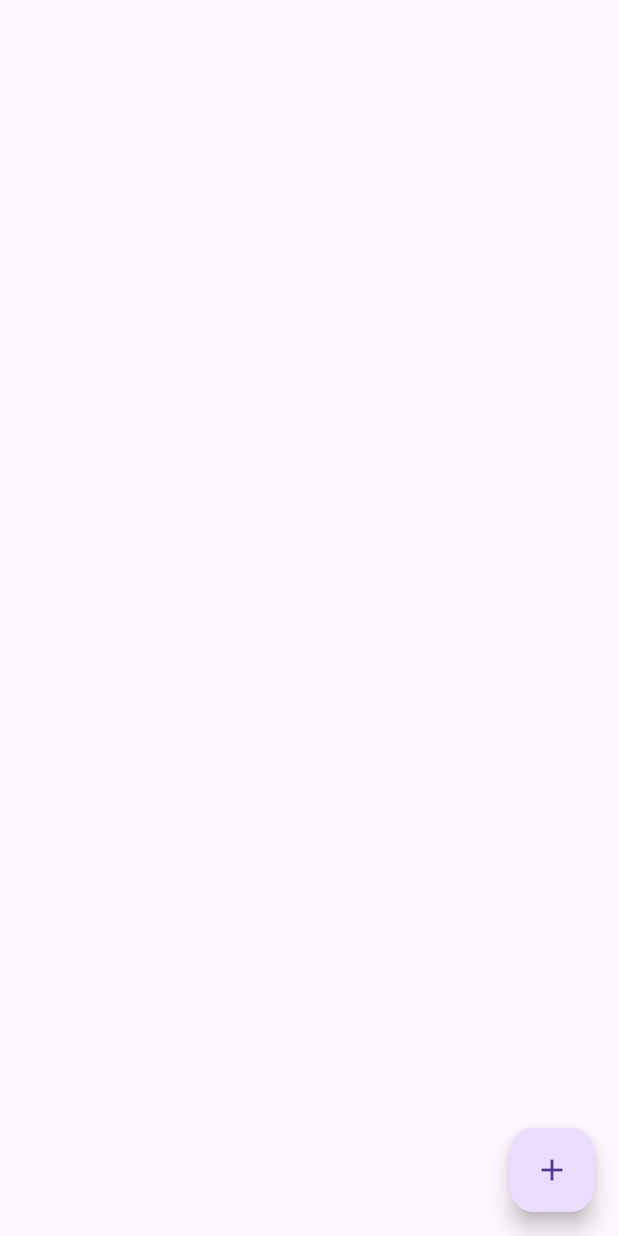
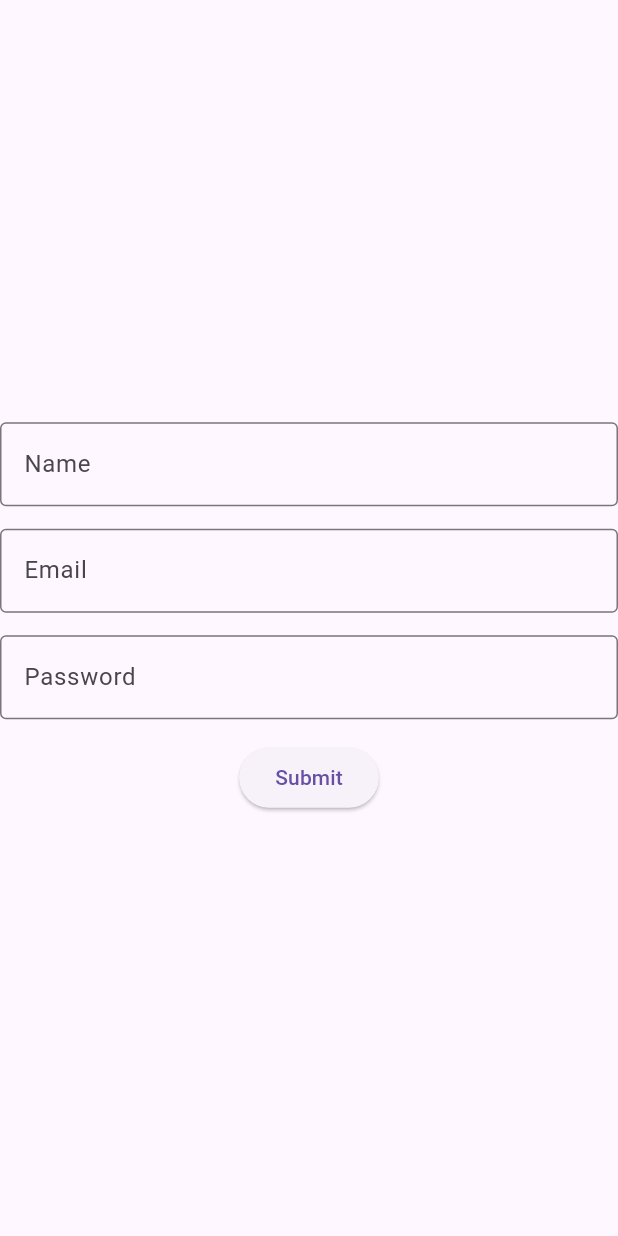
Before and after one commit to amalsreekumar742-cell/provider_product, a Flutter app: the screen it shows after launch, on a phone screen of 412 x 824 dp. Run offline on Flutter 3.47's test engine with Material 3 defaults, Android fonts, the phone set to English and light mode, and no system bars; our stand-ins replace cloud_firestore, dartz, firebase_auth, firebase_core, freezed_annotation, get_it and 1 more; accounts and stored records are empty.

Commit message:
third commit

```diff
--- /dev/null
+++ b/lib/features/auth/data/model/signupmodel.dart
@@ -0,0 +1,41 @@
+// ignore_for_file: public_member_api_docs, sort_constructors_first
+
+class Signupmodel {
+  String? email;
+  String? id;
+  String? name;
+  Signupmodel({
+    this.email,
+    this.id,
+    this.name,
+  });
+
+  Signupmodel copyWith({
+    String? email,
+    String? password,
+    String? name,
+  }) {
+    return Signupmodel(
+      email: email ?? this.email,
+      id: password ?? id,
+      name: name ?? this.name,
+    );
+  }
+
+  Map<String, dynamic> toMap() {
+    return <String, dynamic>{
+      'email': email,
+      'id': id,
+      'name': name,
+    };
+  }
+
+  factory Signupmodel.fromMap(Map<String, dynamic> map) {
+    return Signupmodel(
+      email: map['email'] != null ? map['email'] as String : null,
+      id: map['id'] != null ? map['id'] as String : null,
+      name: map['name'] != null ? map['name'] as String : null,
+    );
+  }
+
+}
--- /dev/null
+++ b/lib/features/auth/presentation/provider/login_signup_provider.dart
@@ -0,0 +1,36 @@
+import 'package:demo1/features/auth/data/model/signupmodel.dart';
+import 'package:demo1/features/auth/repo/i_auth_impl.dart';
+import 'package:demo1/general/core/failures/main_failure.dart';
+import 'package:flutter/material.dart';
+
+class LoginSignupProvider extends ChangeNotifier {
+  final IAuthImpl repo;
+
+  LoginSignupProvider({required this.repo});
+
+  List<Signupmodel> sign = [];
+  bool isLoading = false;
+  MainFailure? error;
+
+  Future<void> signup(String email, String password, String name) async {
+    isLoading = true;
+    error = null;
+    notifyListeners();
+
+    final result = await repo.signupWithEmailPass(email, password, name);
+
+    result.fold(
+      (l) {
+        error = l;
+        isLoading = false;
+        notifyListeners();
+      },
+      (signupModel) {
+        // signupModel is a Signupmodel object
+        sign.add(signupModel);   // ✔ FIXED
+        isLoading = false;
+        notifyListeners();
+      },
+    );
+  }
+}
--- /dev/null
+++ b/lib/features/auth/presentation/view/signup.dart
@@ -0,0 +1,100 @@
+import 'package:demo1/features/auth/presentation/provider/login_signup_provider.dart';
+import 'package:demo1/general/helpers/formvalidations.dart';
+import 'package:flutter/material.dart';
+import 'package:provider/provider.dart';
+
+class Signup1 extends StatefulWidget {
+  const Signup1({super.key});
+
+  @override
+  State<Signup1> createState() => _Signup1State();
+}
+
+class _Signup1State extends State<Signup1> {
+
+  TextEditingController namecon=TextEditingController();
+  TextEditingController emailcon=TextEditingController();
+  TextEditingController passwordcon=TextEditingController();
+  GlobalKey<FormState> globalKey=GlobalKey<FormState>();
+  @override
+  Widget build(BuildContext context) {
+    return Scaffold(
+      body: Form(
+        key: globalKey,
+        child: Column(mainAxisAlignment: MainAxisAlignment.center,
+          children: [
+
+
+            TextFormField(
+              controller: namecon,
+              validator: (value) => FormFieldValidators.required(value),
+              decoration: InputDecoration(
+                hintText: "Enter the name",
+                label: Text("Name"),
+                border: OutlineInputBorder(),
+
+
+              ),
+            ),
+
+            SizedBox(height: 15,),
+             TextFormField(
+              controller: emailcon,
+              validator: (value) => FormFieldValidators.email(value),
+              decoration: InputDecoration(
+                hintText: "Enter the Your Email",
+                label: Text("Email"),
+                border: OutlineInputBorder()
+
+              ),
+            ),
+                        SizedBox(height: 15,),
+
+             TextFormField(
+              controller: passwordcon,
+              validator: (value) => FormFieldValidators.password(value),
+              decoration: InputDecoration(
+                hintText: "Enter your password",
+                label: Text("Password"),
+                border: OutlineInputBorder()
+
+              ),
+            ),
+                        SizedBox(height: 15,),
+
+
+
+            ElevatedButton(onPressed: (){
+             if(globalKey.currentState!.validate()){submit(context);}
+
+            }, child: Text("Submit"))
+
+
+          ],
+        ),
+      ),
+    );
+  }
+  void submit(BuildContext context) async {
+  final name = namecon.text.trim();
+  final email = emailcon.text.trim();
+  final password = passwordcon.text.trim();
+
+  if (name.isEmpty || email.isEmpty || password.isEmpty) {
+    return;
+  }
+
+  final provider = context.read<LoginSignupProvider>();
+
+  await provider.signup(email, password, name);
+
+  if (provider.error == null) {
+    Navigator.pop(context);
+  } else {
+    ScaffoldMessenger.of(context).showSnackBar(
+      SnackBar(content: Text(provider.error!.errMsg)),
+    );
+  }
+}
+
+}
--- /dev/null
+++ b/lib/features/auth/repo/auth_repo.dart
@@ -0,0 +1,6 @@
+import 'package:demo1/general/core/type_def.dart';
+
+abstract class AuthRepo {
+  FutureResult<void> signupWithEmailPass(String email, String password,String name);
+
+}
--- /dev/null
+++ b/lib/features/auth/repo/i_auth_impl.dart
@@ -0,0 +1,42 @@
+import 'package:cloud_firestore/cloud_firestore.dart';
+import 'package:dartz/dartz.dart';
+import 'package:demo1/features/auth/data/model/signupmodel.dart';
+import 'package:demo1/features/auth/repo/auth_repo.dart';
+import 'package:demo1/general/core/failures/main_failure.dart';
+import 'package:demo1/general/core/type_def.dart';
+import 'package:firebase_auth/firebase_auth.dart';
+import 'package:injectable/injectable.dart';
+@LazySingleton(as:AuthRepo )
+class IAuthImpl implements AuthRepo {
+    final FirebaseAuth _firebaseAuth;
+    final FirebaseFirestore _firestore;
+
+  IAuthImpl(this._firebaseAuth,this._firestore);
+@override
+FutureResult<Signupmodel> signupWithEmailPass(
+    String email, String password, String name) async {
+  try {
+    final UserCredential userCred =
+        await _firebaseAuth.createUserWithEmailAndPassword(
+      email: email.trim(),
+      password: password.trim(),
+    );
+
+    final String uid = userCred.user!.uid;
+
+    final newUser = Signupmodel(
+      id: uid,
+      email: email,
+      name: name,
+    );
+
+    await _firestore.collection('users').doc(uid).set(newUser.toMap());
+
+    return right(newUser);
+
+  } catch (e) {
+    return left(MainFailure.generalFailure(errMsg: e.toString()));
+  }
+}
+
+}
--- a/lib/features/products/data/model/products_model.dart
+++ b/lib/features/products/data/model/products_model.dart
@@ -1,3 +1,5 @@
+
+import 'package:cloud_firestore/cloud_firestore.dart';
 
 class ProductsModel {
   String? id;
@@ -5,6 +7,7 @@ class ProductsModel {
   String? description;
   double? price;
   double? offerPrice;
+  DateTime? createdAt;
 
   ProductsModel({
     this.id,
@@ -12,6 +15,7 @@ class ProductsModel {
     this.description,
     this.price,
     this.offerPrice,
+    this.createdAt,
   });
 
   ProductsModel copyWith({
@@ -20,6 +24,7 @@ class ProductsModel {
     String? description,
     double? price,
     double? offerPrice,
+    Timestamp? createdAt,
   }) {
     return ProductsModel(
       id: id ?? this.id,
@@ -27,7 +32,7 @@ class ProductsModel {
       description: description ?? this.description,
       price: price ?? this.price,
       offerPrice: offerPrice ?? this.offerPrice,
-    );
+      createdAt: createdAt != null ? createdAt.toDate() : this.createdAt,);
   }
 
   Map<String, dynamic> toMap() {
@@ -37,6 +42,7 @@ class ProductsModel {
       'description': description,
       'price': price,
       'offerPrice': offerPrice,
+      'createdAt': createdAt,
     };
   }
 
@@ -49,6 +55,7 @@ class ProductsModel {
       description: map['description'] != null ? map['description'] as String : null,
       price: map['price'] != null ? map['price'] as double : null,
       offerPrice: map['offerPrice'] != null ? map['offerPrice'] as double : null,
+      createdAt: map['createdAt'] != null ? map['createdAt'] as DateTime : DateTime.now(),
     );
   }
 
--- a/lib/features/products/repo/product_repo.dart
+++ b/lib/features/products/repo/product_repo.dart
@@ -1,53 +1,14 @@
-import 'package:cloud_firestore/cloud_firestore.dart';
-import 'package:dartz/dartz.dart';
-import 'package:demo1/features/products/data/model/products_model.dart';
-import 'package:demo1/general/failure.dart';
+ import 'package:demo1/features/products/data/model/products_model.dart';
+import 'package:demo1/general/core/type_def.dart';
 
-class ProductRepo {
-  final FirebaseFirestore db=FirebaseFirestore.instance;
+ abstract class ProductRepoImpl  {
+  //ADD PRODUCT
+  FutureResult<List<ProductsModel>> addProduct(ProductsModel product);
+  // FETCH PRODUCT
+  FutureResult<List<ProductsModel>> fetchProduct();
+  // Update Product
+  FutureResult<List<ProductsModel>> updateProduct(ProductsModel product);
+  // DELETE PRODUCT
+  FutureResult<void> deleteProduct(String id);
 
-   Future<Either<Failure,List<ProductsModel>>> getAllProducts() async {
-    try {
-    final snapshot=await db.collection('products').get();
-    final list=snapshot.docs.map((doc)=>ProductsModel.fromMap(doc.data()).copyWith(id: doc.id)).toList();
-
-    return right(list);
-
-    }
-
-    catch (e) {
-      return left(Failure(e.toString()));
-    }
-
-}
-  Future<Either<Failure, ProductsModel>>addProduct(ProductsModel product) async{
-  try {
-    final docid=db.collection('products').doc().id;
-    final model=product.copyWith(id: docid);
-    await db.collection('products').doc(docid).set(model.toMap());
-    return right(model);
-  } catch (e) {
-    return left(Failure(e.toString()));
-  }
-
-
-}
-
-
-Future<Either<Failure,ProductsModel>> updateProduct(ProductsModel product) async{
-  try{
-    await db.collection('products').doc(product.id).update(product.toMap());
-    return right(product);
-  } catch (e) {
-    return left(Failure(e.toString()));
-  }
-}
-
-Future<Either<Failure,bool>> deleteProduct(String id) async {
-  try {
-    await db.collection('products').doc(id).delete();
-    return right(true);
-  } catch (e) {
-return Left(Failure(e.toString())); }
-}
-}
+ }
--- /dev/null
+++ b/lib/general/core/failures/main_failure.dart
@@ -0,0 +1,24 @@
+import 'package:freezed_annotation/freezed_annotation.dart';
+
+part 'main_failure.freezed.dart';
+
+@freezed
+class MainFailure with _$MainFailure implements Exception {
+  const MainFailure._();
+
+  const factory MainFailure.firebaseFailure({
+    required String errMsg,
+  }) = _FirebaseFailure;
+
+  const factory MainFailure.serverFailure({
+    required String errMsg,
+  }) = _ServerFailure;
+
+  const factory MainFailure.generalFailure({
+    required String errMsg,
+  }) = _GeneralFailure;
+
+  const factory MainFailure.notFoundFailure({
+    required String errMsg,
+  }) = _NotFoundFailure;
+}
--- /dev/null
+++ b/lib/general/core/type_def.dart
@@ -0,0 +1,5 @@
+import 'package:dartz/dartz.dart';
+
+import '../core/failures/main_failure.dart';
+
+typedef FutureResult<T> = Future<Either<MainFailure, T>>;
--- a/lib/main.dart
+++ b/lib/main.dart
@@ -1,7 +1,12 @@
+import 'package:demo1/features/auth/presentation/provider/login_signup_provider.dart';
+import 'package:demo1/features/auth/presentation/view/signup.dart';
+import 'package:demo1/features/auth/repo/i_auth_impl.dart';
 import 'package:demo1/features/products/presentation/provider/product_provider.dart';
-import 'package:demo1/features/products/presentation/view/product_hom.dart';
-import 'package:demo1/features/products/repo/product_repo.dart';
+import 'package:demo1/features/products/presentation/view/addpro.dart';
+
+import 'package:demo1/features/products/repo/i_product_impl.dart';
 import 'package:demo1/firebase_options.dart';
+import 'package:demo1/general/core/di/injection.dart';
 import 'package:firebase_core/firebase_core.dart';
 import 'package:flutter/material.dart';
 import 'package:provider/provider.dart';
@@ -9,12 +14,7 @@ import 'package:provider/provider.dart';
 Future<void> main() async {
   WidgetsFlutterBinding.ensureInitialized();
   await Firebase.initializeApp(options: DefaultFirebaseOptions.currentPlatform);
-  final repo=ProductRepo();
-  runApp(MultiProvider(
-    providers: [
-      ChangeNotifierProvider(create:(context) => ProductProvider(repo),)
-    ],
-    child: const MyApp()));
+  runApp(const MyApp());
 }
 
 class MyApp extends StatelessWidget {
@@ -22,10 +22,22 @@ class MyApp extends StatelessWidget {
 
   @override
   Widget build(BuildContext context) {
-    return MaterialApp(
+    return MultiProvider(
+        providers: [
+      ChangeNotifierProvider(create:(_) { ProductProvider(
+        sl<IProductImpl>(),
+      );
+      }),
+      ChangeNotifierProvider(
+      create: (_) => LoginSignupProvider(
+        repo: sl<IAuthImpl>(),
+      ),
+    ),
+    ],
+      child: MaterialApp(
 
-
-      home:productHome1(),debugShowCheckedModeBanner: false,
+        home:Signup1(),debugShowCheckedModeBanner: false,
+      ),
     );
   }
 }
```
Also changed, not shown: lib/features/products/presentation/provider/product_provider.dart (+16 -18 lines), lib/features/products/presentation/view/addpro.dart (+6 -8 lines), lib/features/products/presentation/view/product_hom.dart (+4 -3 lines), lib/features/products/repo/i_product_impl.dart (added, +118 -0 lines), lib/general/core/di/firebase_injectable_module.dart (added, +40 -0 lines), lib/general/core/di/injection.dart (added, +14 -0 lines), pubspec.yaml (+7 -1 lines), lib/general/core/di/injection.config.dart (added), lib/general/core/failures/main_failure.freezed.dart (added), pubspec.lock, 3 other files.
